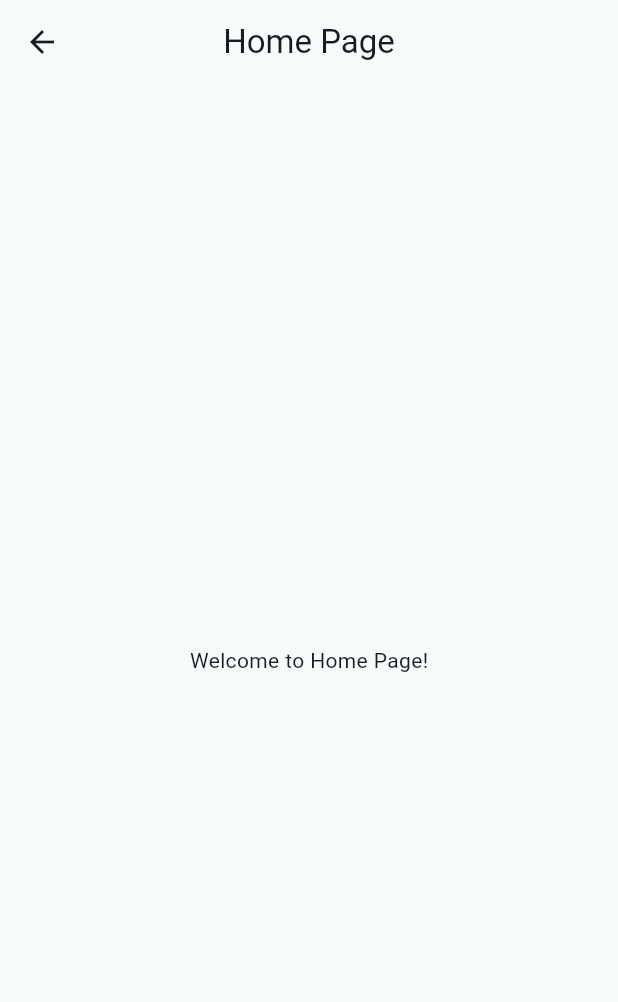
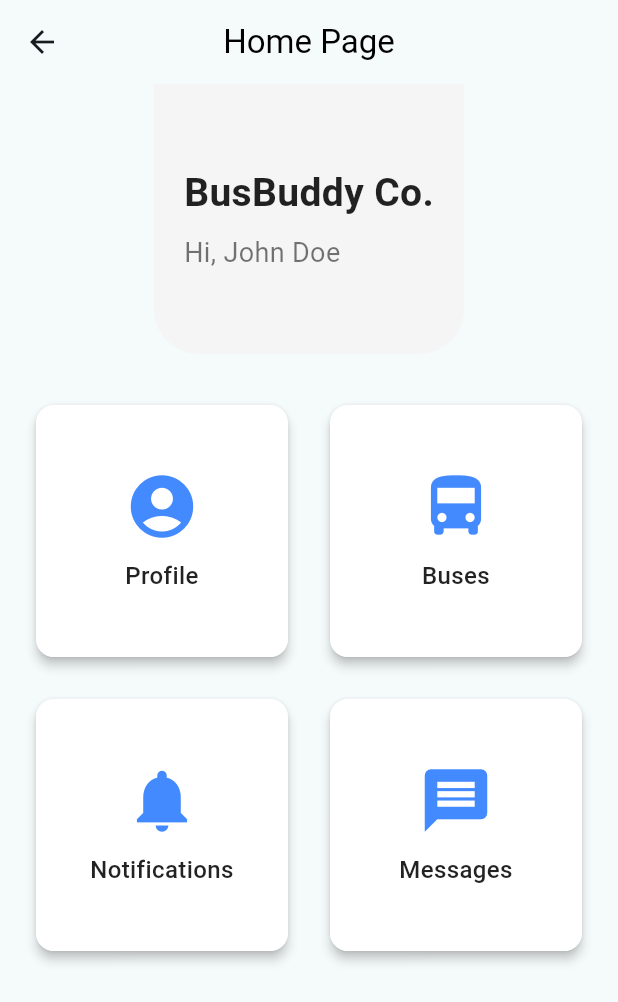
Before and after one commit to RaninduAmarasinghe/BusBuddy-FrontEnd, a Flutter app: the HomePage screen opened directly, on a phone screen of 412 x 824 dp. Shown: the top 1002 px of the screen. Run offline on Flutter 3.47's test engine with Material 3 defaults, Android fonts, the phone set to English and light mode, and no system bars.

Commit message:
driver hompage create

```diff
--- a/lib/Driver/home_page.dart
+++ b/lib/Driver/home_page.dart
@@ -8,15 +8,150 @@ class HomePage extends StatefulWidget {
 }
 
 class _HomePageState extends State<HomePage> {
+  String companyName = "BusBuddy Co.";
+  String driverName = "John Doe";
+
   @override
   Widget build(BuildContext context) {
     return Scaffold(
       appBar: AppBar(
-        title: const Text('Home Page'),
+        title: Text('Home Page', style: TextStyle(color: Colors.black)),
         centerTitle: true,
+        backgroundColor: Colors.transparent,
+        elevation: 0,
       ),
-      body: const Center(
-        child: Text('Welcome to Home Page!'),
+      body: SingleChildScrollView(
+        child: Column(
+          children: [
+            // Top Section
+            Container(
+              height: 180,
+              decoration: BoxDecoration(
+                color: Colors.grey[100],
+                borderRadius: BorderRadius.only(
+                  bottomLeft: Radius.circular(30),
+                  bottomRight: Radius.circular(30),
+                ),
+              ),
+              child: Padding(
+                padding: const EdgeInsets.all(20.0),
+                child: Column(
+                  crossAxisAlignment: CrossAxisAlignment.start,
+                  mainAxisAlignment: MainAxisAlignment.center,
+                  children: [
+                    Text(
+                      companyName,
+                      style: TextStyle(
+                        fontSize: 26,
+                        fontWeight: FontWeight.bold,
+                        color: Colors.black87,
+                      ),
+                    ),
+                    SizedBox(height: 8),
+                    Text(
+                      "Hi, $driverName",
+                      style: TextStyle(
+                        fontSize: 18,
+                        color: Colors.black54,
+                      ),
+                    ),
+                  ],
+                ),
+              ),
+            ),
+
+            // Spacer
+            SizedBox(height: 30),
+
+            // Buttons Section
+            Padding(
+              padding: const EdgeInsets.symmetric(horizontal: 20.0),
+              child: GridView.count(
+                shrinkWrap: true,
+                physics: NeverScrollableScrollPhysics(),
+                crossAxisCount: 2,
+                crossAxisSpacing: 20,
+                mainAxisSpacing: 20,
+                children: [
+                  _buildCardButton(
+                    icon: Icons.account_circle,
+                    label: "Profile",
+                    onTap: () {
+                      // Navigate to Profile page
+                    },
+                  ),
+                  _buildCardButton(
+                    icon: Icons.directions_bus,
+                    label: "Buses",
+                    onTap: () {
+                      // Navigate to Buses page
+                    },
+                  ),
+                  _buildCardButton(
+                    icon: Icons.notifications,
+                    label: "Notifications",
+                    onTap: () {
+                      // Navigate to Notifications page
+                    },
+                  ),
+                  _buildCardButton(
+                    icon: Icons.message,
+                    label: "Messages",
+                    onTap: () {
+                      // Navigate to Messages page
+                    },
+                  ),
+                ],
+              ),
+            ),
+          ],
+        ),
+      ),
+    );
+  }
+
+  // Helper function to create a card button
+  Widget _buildCardButton({
+    required IconData icon,
+    required String label,
+    required Function onTap,
+  }) {
+    return InkWell(
+      onTap: () => onTap(),
+      borderRadius: BorderRadius.circular(12),
+      child: Card(
+        elevation: 3,
+        shape: RoundedRectangleBorder(
+          borderRadius: BorderRadius.circular(12),
+        ),
+        child: Container(
+          padding: const EdgeInsets.all(20),
+          decoration: BoxDecoration(
+            borderRadius: BorderRadius.circular(12),
+            color: Colors.white,
+          ),
+          child: Column(
+            mainAxisAlignment: MainAxisAlignment.center,
+            crossAxisAlignment: CrossAxisAlignment.center,
+            children: [
+              Icon(
+                icon,
+                size: 50,
+                color: Colors.blueAccent,
+              ),
+              SizedBox(height: 10),
+              Text(
+                label,
+                textAlign: TextAlign.center,
+                style: TextStyle(
+                  fontSize: 16,
+                  fontWeight: FontWeight.w500,
+                  color: Colors.black87,
+                ),
+              ),
+            ],
+          ),
+        ),
       ),
     );
   }
--- a/pubspec.yaml
+++ b/pubspec.yaml
@@ -30,7 +30,8 @@ environment:
 dependencies:
   flutter:
     sdk: flutter
-  http: ^0.13.5  # Add this line
+  http: ^1.3.0
+  google_fonts: ^6.1.0
 
   # The following adds the Cupertino Icons font to your application.
   # Use with the CupertinoIcons class for iOS style icons.
```
Also changed, not shown: pubspec.lock, 10 other files.
